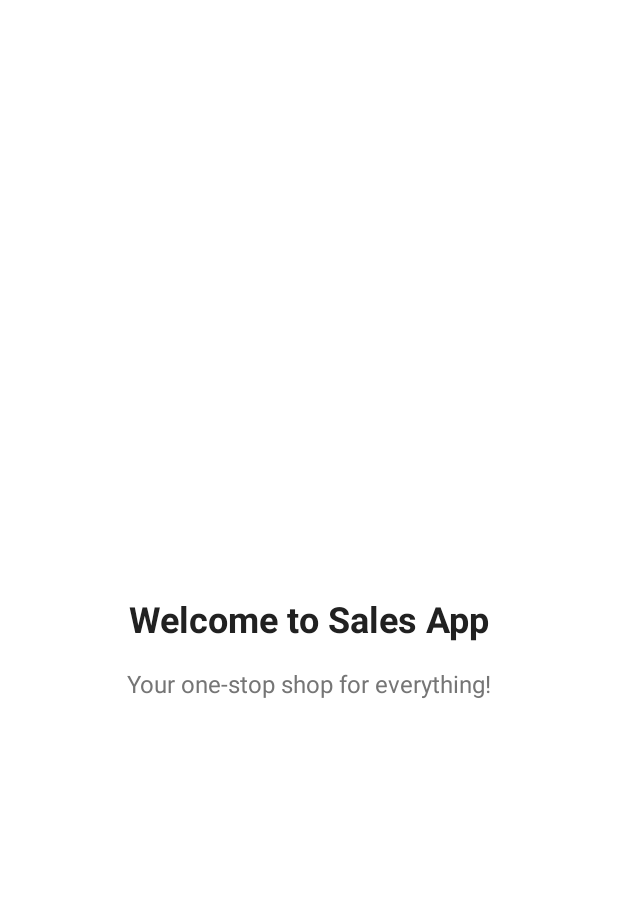
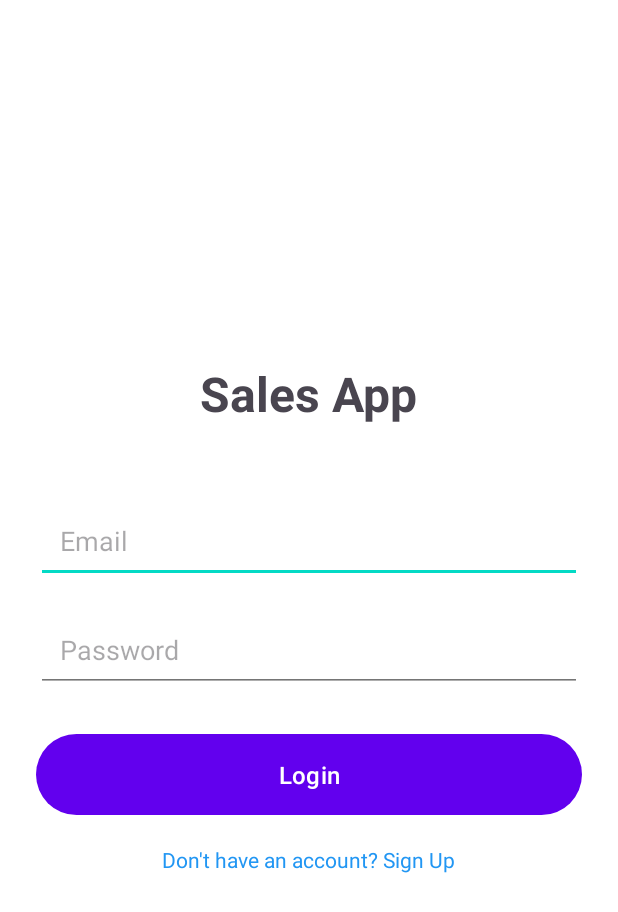
Before and after one commit to pinkyu2205/SaleApp, an Android app: the screen it shows after launch (MainActivity before the commit, LoginActivity after it), on a phone screen of 412 x 824 dp. Shown: the top 912 px of the screen. Run offline under Robolectric (Android 15) with nearby library versions, the phone set to English and light mode, and no system bars; our stand-ins replace Firebase (no records; nobody signed in at launch, a user with empty details on screens opened directly).

Commit message:
Firebase + Login/Regis

```diff
--- /dev/null
+++ b/app/src/main/java/com/example/salesapp/activities/LoginActivity.java
@@ -0,0 +1,94 @@
+package com.example.salesapp.activities;
+
+import android.content.Intent;
+import android.os.Bundle;
+import android.widget.Button;
+import android.widget.EditText;
+import android.widget.TextView;
+import android.widget.Toast;
+
+import androidx.appcompat.app.AppCompatActivity;
+
+import com.example.salesapp.activities.MainActivity;
+import com.example.salesapp.R;
+import com.example.salesapp.helpers.FirebaseHelper;
+
+public class LoginActivity extends AppCompatActivity {
+
+    private EditText etEmail, etPassword;
+    private Button btnLogin;
+    private TextView tvSignUp;
+    private FirebaseHelper firebaseHelper;
+
+    @Override
+    protected void onCreate(Bundle savedInstanceState) {
+        super.onCreate(savedInstanceState);
+        setContentView(R.layout.activity_login);
+
+        firebaseHelper = FirebaseHelper.getInstance();
+
+        // Check if user is already logged in
+        if (firebaseHelper.isUserLoggedIn()) {
+            goToMainActivity();
+            return;
+        }
+
+        initViews();
+        setupListeners();
+    }
+
+    private void initViews() {
+        etEmail = findViewById(R.id.etEmail);
+        etPassword = findViewById(R.id.etPassword);
+        btnLogin = findViewById(R.id.btnLogin);
+        tvSignUp = findViewById(R.id.tvSignUp);
+    }
+
+    private void setupListeners() {
+        btnLogin.setOnClickListener(v -> login());
+        tvSignUp.setOnClickListener(v -> goToSignUp());
+    }
+
+    private void login() {
+        String email = etEmail.getText().toString().trim();
+        String password = etPassword.getText().toString().trim();
+
+        if (email.isEmpty()) {
+            etEmail.setError("Email is required");
+            etEmail.requestFocus();
+            return;
+        }
+
+        if (password.isEmpty()) {
+            etPassword.setError("Password is required");
+            etPassword.requestFocus();
+            return;
+        }
+
+        btnLogin.setEnabled(false);
+        btnLogin.setText("Logging in...");
+
+        firebaseHelper.getAuth().signInWithEmailAndPassword(email, password)
+                .addOnCompleteListener(task -> {
+                    if (task.isSuccessful()) {
+                        Toast.makeText(this, "Login successful!", Toast.LENGTH_SHORT).show();
+                        goToMainActivity();
+                    } else {
+                        String error = task.getException() != null ?
+                                task.getException().getMessage() : "Login failed";
+                        Toast.makeText(this, error, Toast.LENGTH_LONG).show();
+                        btnLogin.setEnabled(true);
+                        btnLogin.setText("Login");
+                    }
+                });
+    }
+
+    private void goToSignUp() {
+        startActivity(new Intent(this, SignUpActivity.class));
+    }
+
+    private void goToMainActivity() {
+        startActivity(new Intent(this, MainActivity.class));
+        finish();
+    }
+}
--- /dev/null
+++ b/app/src/main/java/com/example/salesapp/helpers/FirebaseHelper.java
@@ -0,0 +1,77 @@
+package com.example.salesapp.helpers;
+
+import com.google.firebase.auth.FirebaseAuth;
+import com.google.firebase.auth.FirebaseUser;
+import com.google.firebase.database.DatabaseReference;
+import com.google.firebase.database.FirebaseDatabase;
+
+public class FirebaseHelper {
+
+    private static FirebaseHelper instance;
+    private FirebaseAuth mAuth;
+    private DatabaseReference databaseRef;
+
+    private FirebaseHelper() {
+        mAuth = FirebaseAuth.getInstance();
+
+        // THAY ĐỔI URL THEO LOG LỖI
+        FirebaseDatabase database = FirebaseDatabase.getInstance("https://salesapp-6c159-default-rtdb.asia-southeast1.firebasedatabase.app");
+        databaseRef = database.getReference();
+    }
+
+    public static synchronized FirebaseHelper getInstance() {
+        if (instance == null) {
+            instance = new FirebaseHelper();
+        }
+        return instance;
+    }
+
+    public FirebaseAuth getAuth() {
+        return mAuth;
+    }
+
+    public DatabaseReference getDatabaseReference() {
+        return databaseRef;
+    }
+
+    public FirebaseUser getCurrentUser() {
+        return mAuth.getCurrentUser();
+    }
+
+    public boolean isUserLoggedIn() {
+        return mAuth.getCurrentUser() != null;
+    }
+
+    public void signOut() {
+        mAuth.signOut();
+    }
+
+    // Database references
+    public DatabaseReference getProductsRef() {
+        return databaseRef.child("products");
+    }
+
+    public DatabaseReference getCategoriesRef() {
+        return databaseRef.child("categories");
+    }
+
+    public DatabaseReference getCartsRef() {
+        return databaseRef.child("carts");
+    }
+
+    public DatabaseReference getOrdersRef() {
+        return databaseRef.child("orders");
+    }
+
+    public DatabaseReference getChatMessagesRef() {
+        return databaseRef.child("chatMessages");
+    }
+
+    public DatabaseReference getStoreLocationsRef() {
+        return databaseRef.child("storeLocations");
+    }
+
+    public DatabaseReference getUsersRef() {
+        return databaseRef.child("users");
+    }
+}
--- /dev/null
+++ b/app/src/main/res/layout/activity_login.xml
@@ -0,0 +1,51 @@
+<?xml version="1.0" encoding="utf-8"?>
+<LinearLayout xmlns:android="http://schemas.android.com/apk/res/android"
+    android:layout_width="match_parent"
+    android:layout_height="match_parent"
+    android:orientation="vertical"
+    android:padding="24dp"
+    android:gravity="center">
+
+    <TextView
+        android:layout_width="wrap_content"
+        android:layout_height="wrap_content"
+        android:text="Sales App"
+        android:textSize="32sp"
+        android:textStyle="bold"
+        android:layout_marginBottom="48dp" />
+
+    <EditText
+        android:id="@+id/etEmail"
+        android:layout_width="match_parent"
+        android:layout_height="wrap_content"
+        android:hint="Email"
+        android:inputType="textEmailAddress"
+        android:padding="16dp"
+        android:layout_marginBottom="16dp" />
+
+    <EditText
+        android:id="@+id/etPassword"
+        android:layout_width="match_parent"
+        android:layout_height="wrap_content"
+        android:hint="Password"
+        android:inputType="textPassword"
+        android:padding="16dp"
+        android:layout_marginBottom="24dp" />
+
+    <Button
+        android:id="@+id/btnLogin"
+        android:layout_width="match_parent"
+        android:layout_height="wrap_content"
+        android:text="Login"
+        android:textSize="16sp"
+        android:padding="16dp" />
+
+    <TextView
+        android:id="@+id/tvSignUp"
+        android:layout_width="wrap_content"
+        android:layout_height="wrap_content"
+        android:text="Don't have an account? Sign Up"
+        android:textColor="#2196F3"
+        android:layout_marginTop="16dp" />
+
+</LinearLayout>
--- a/app/src/main/res/layout/activity_main.xml
+++ b/app/src/main/res/layout/activity_main.xml
@@ -1,12 +1,11 @@
 <?xml version="1.0" encoding="utf-8"?>
-<androidx.constraintlayout.widget.ConstraintLayout
+<LinearLayout
     xmlns:android="http://schemas.android.com/apk/res/android"
-    xmlns:app="http://schemas.android.com/apk/res-auto"
-    xmlns:tools="http://schemas.android.com/tools"
     android:layout_width="match_parent"
     android:layout_height="match_parent"
-    android:background="@color/background"
-    tools:context=".activities.MainActivity">
+    android:orientation="vertical"
+    android:gravity="center"
+    android:padding="16dp">
 
     <TextView
         android:id="@+id/tvWelcome"
@@ -14,23 +13,23 @@
         android:layout_height="wrap_content"
         android:text="Welcome to Sales App"
         android:textSize="24sp"
-        android:textColor="@color/text_primary"
-        android:textStyle="bold"
-        app:layout_constraintBottom_toBottomOf="parent"
-        app:layout_constraintEnd_toEndOf="parent"
-        app:layout_constraintStart_toStartOf="parent"
-        app:layout_constraintTop_toTopOf="parent" />
+        android:textColor="#000000"
+        android:textStyle="bold" />
 
     <TextView
-        android:id="@+id/tvSubtitle"
         android:layout_width="wrap_content"
         android:layout_height="wrap_content"
         android:layout_marginTop="16dp"
-        android:text="Your one-stop shop for everything!"
+        android:text="Your one-stop shop!"
         android:textSize="16sp"
-        android:textColor="@color/text_secondary"
-        app:layout_constraintEnd_toEndOf="parent"
-        app:layout_constraintStart_toStartOf="parent"
-        app:layout_constraintTop_toBottomOf="@+id/tvWelcome" />
+        android:textColor="#666666" />
 
-</androidx.constraintlayout.widget.ConstraintLayout>
+    <Button
+        android:id="@+id/btnLogout"
+        android:layout_width="wrap_content"
+        android:layout_height="wrap_content"
+        android:layout_marginTop="32dp"
+        android:text="Logout"
+        android:padding="12dp" />
+
+</LinearLayout>
--- a/build.gradle
+++ b/build.gradle
@@ -1,4 +1,3 @@
-// Top-level build file where you can add configuration options common to all sub-projects/modules.
 buildscript {
     repositories {
         google()
@@ -6,8 +5,7 @@ buildscript {
     }
     dependencies {
         classpath 'com.android.tools.build:gradle:8.2.0'
-        // NOTE: Do not place your application dependencies here; they belong
-        // in the individual module build.gradle files
+        classpath 'com.google.gms:google-services:4.4.0'  // ← THÊM DÒNG NÀY
     }
 }
 
```
Also changed, not shown: app/build.gradle (+7 -28 lines), app/src/main/AndroidManifest.xml (+12 -5 lines), app/src/main/java/com/example/salesapp/activities/MainActivity.java (+36 -2 lines), app/src/main/java/com/example/salesapp/activities/SignUpActivity.java (added, +153 -0 lines), app/src/main/res/layout/activity_signup.xml (added, +95 -0 lines), 1 other file.
